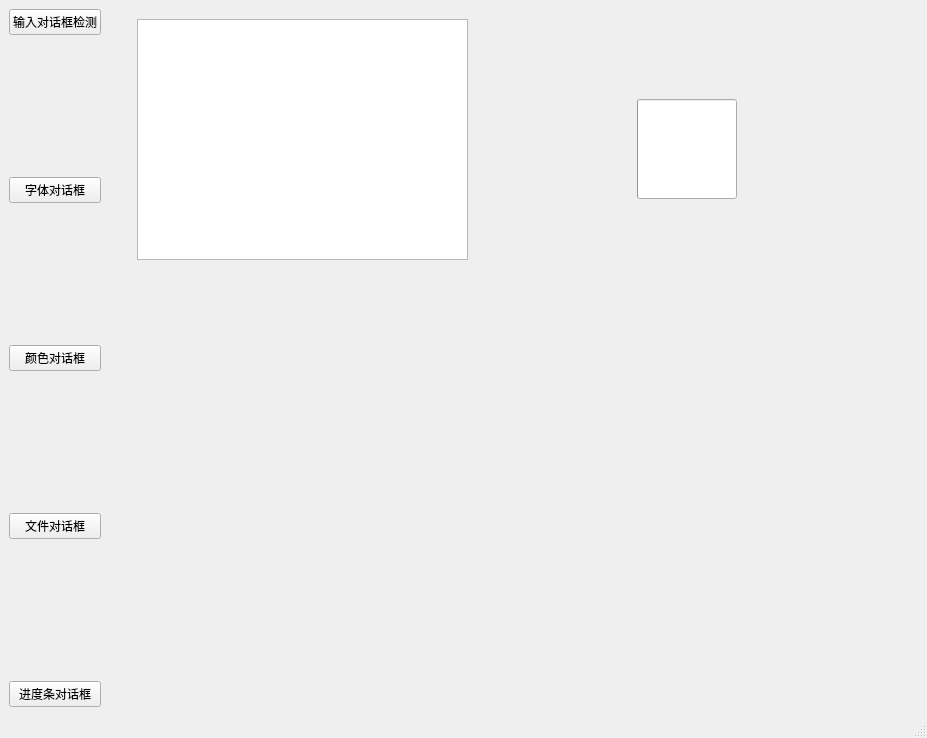
Before: the Qt Designer form 对话框/ui/对话框.ui in Jim2742514076/Rainoff_predict, drawn with Qt 5.
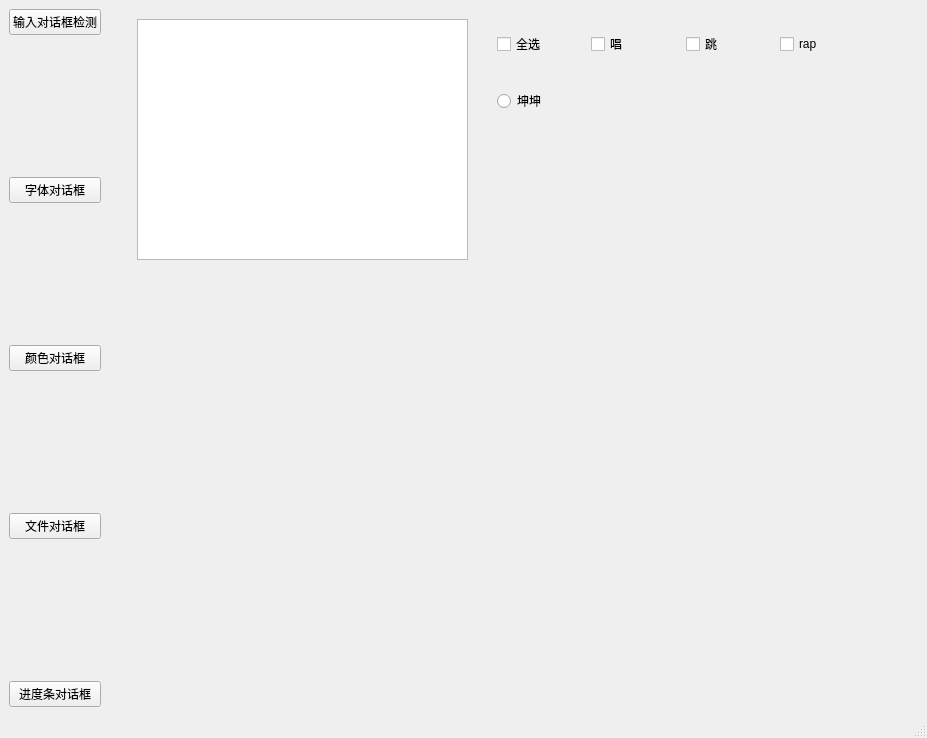
After: the same form once the commit is applied. Custom widgets are drawn as their Qt base class.

Commit message: 单选框、复选框练习

Diff of the .ui file:
```diff
--- a/对话框/ui/对话框.ui
+++ b/对话框/ui/对话框.ui
@@ -130,15 +130,68 @@
         </rect>
        </property>
       </widget>
-      <widget class="ProgressRing" name="ProgressRing">
+      <widget class="CardWidget" name="CardWidget">
        <property name="geometry">
         <rect>
-         <x>530</x>
-         <y>90</y>
-         <width>100</width>
-         <height>100</height>
+         <x>370</x>
+         <y>10</y>
+         <width>401</width>
+         <height>111</height>
         </rect>
        </property>
+       <widget class="RadioButton" name="RadioButton">
+        <property name="geometry">
+         <rect>
+          <x>20</x>
+          <y>70</y>
+          <width>113</width>
+          <height>24</height>
+         </rect>
+        </property>
+        <property name="text">
+         <string>坤坤</string>
+        </property>
+       </widget>
+       <widget class="QWidget" name="">
+        <property name="geometry">
+         <rect>
+          <x>20</x>
+          <y>10</y>
+          <width>371</width>
+          <height>31</height>
+         </rect>
+        </property>
+        <layout class="QHBoxLayout" name="horizontalLayout_2">
+         <item>
+          <widget class="CheckBox" name="CheckBox_4">
+           <property name="text">
+            <string>全选</string>
+           </property>
+          </widget>
+         </item>
+         <item>
+          <widget class="CheckBox" name="CheckBox">
+           <property name="text">
+            <string>唱</string>
+           </property>
+          </widget>
+         </item>
+         <item>
+          <widget class="CheckBox" name="CheckBox_2">
+           <property name="text">
+            <string>跳</string>
+           </property>
+          </widget>
+         </item>
+         <item>
+          <widget class="CheckBox" name="CheckBox_3">
+           <property name="text">
+            <string>rap</string>
+           </property>
+          </widget>
+         </item>
+        </layout>
+       </widget>
       </widget>
      </widget>
     </item>
@@ -157,19 +210,24 @@
   <widget class="QStatusBar" name="statusbar"/>
  </widget>
  <customwidgets>
+  <customwidget>
+   <class>CheckBox</class>
+   <extends>QCheckBox</extends>
+   <header>qfluentwidgets</header>
+  </customwidget>
   <customwidget>
    <class>PushButton</class>
    <extends>QPushButton</extends>
    <header>qfluentwidgets</header>
   </customwidget>
   <customwidget>
-   <class>ProgressBar</class>
-   <extends>QProgressBar</extends>
+   <class>RadioButton</class>
+   <extends>QRadioButton</extends>
    <header>qfluentwidgets</header>
   </customwidget>
   <customwidget>
-   <class>ProgressRing</class>
-   <extends>ProgressBar</extends>
+   <class>CardWidget</class>
+   <extends>QFrame</extends>
    <header>qfluentwidgets</header>
   </customwidget>
   <customwidget>
```
Left out of the diff: 1 changed line with no effect on the pictures. The commit also changes 1 other file.
